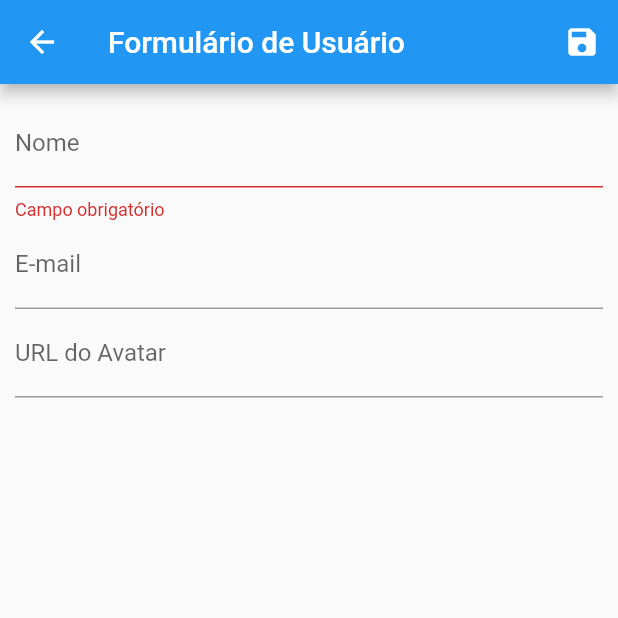
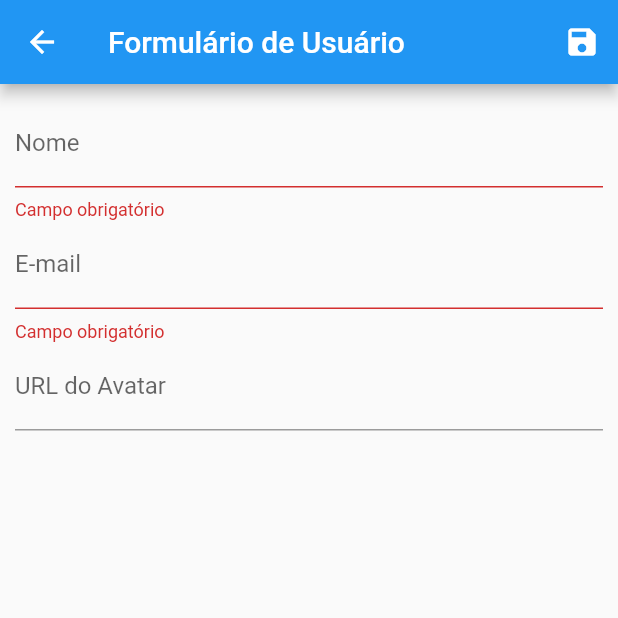
Before and after one commit to luizaugustoventura/flutter_crud, a Flutter app: the UserForm screen opened by its route, after a tap on the "save" icon, on a phone screen of 412 x 824 dp, the top half of it. Run offline on Flutter 3.47's test engine with Material 2 defaults, Android fonts, the phone set to English and light mode, and no system bars; network calls fail.

Commit message:
Adding validations to user_form

```diff
--- a/lib/routes/user_form.dart
+++ b/lib/routes/user_form.dart
@@ -72,6 +72,14 @@ class _UserFormState extends State<UserForm> {
                       return 'Campo obrigatório';
                     }
 
+                    if (value.trim().split(' ').length < 2) {
+                      return 'Obrigatório informar nome completo';
+                    }
+
+                    if (value.trim().length <= 8) {
+                      return 'O nome deve conter pelo menos 8 caracteres';
+                    }
+
                     return null;
                   },
                   onSaved: (value) => _formData['name'] = value.toString(),
@@ -79,11 +87,37 @@ class _UserFormState extends State<UserForm> {
                 TextFormField(
                   initialValue: _formData['email'],
                   decoration: const InputDecoration(labelText: 'E-mail'),
+                  validator: (value) {
+                    if (value == null || value.trim().isEmpty) {
+                      return 'Campo obrigatório';
+                    }
+
+                    final emailValidator =
+                        RegExp(r'^[\w-\.]+@([\w-]+\.)+[\w-]{2,4}$');
+
+                    if (!emailValidator.hasMatch(value.trim())) {
+                      return 'E-mail inválido';
+                    }
+
+                    return null;
+                  },
                   onSaved: (value) => _formData['email'] = value.toString(),
                 ),
                 TextFormField(
                   initialValue: _formData['avatarUrl'],
                   decoration: const InputDecoration(labelText: 'URL do Avatar'),
+                  validator: (value) {
+                    if (value != null && value.isNotEmpty) {
+                      final urlValidator = RegExp(
+                          r'^(http(s):\/\/.)[-a-zA-Z0-9@:%._\+~#=]{2,256}\.[a-z]{2,6}\b([-a-zA-Z0-9@:%_\+.~#?&//=]*)$');
+
+                      if (!urlValidator.hasMatch(value.trim())) {
+                        return 'URL inválida';
+                      }
+                    }
+
+                    return null;
+                  },
                   onSaved: (value) => _formData['avatarUrl'] = value.toString(),
                 )
               ],
```
